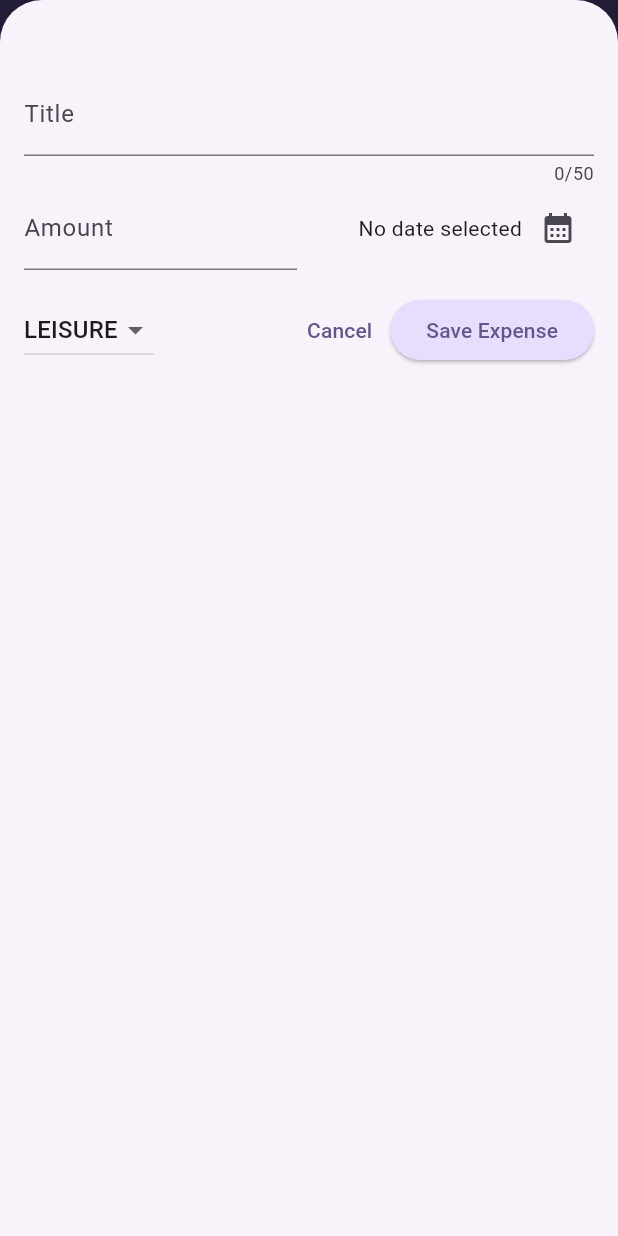
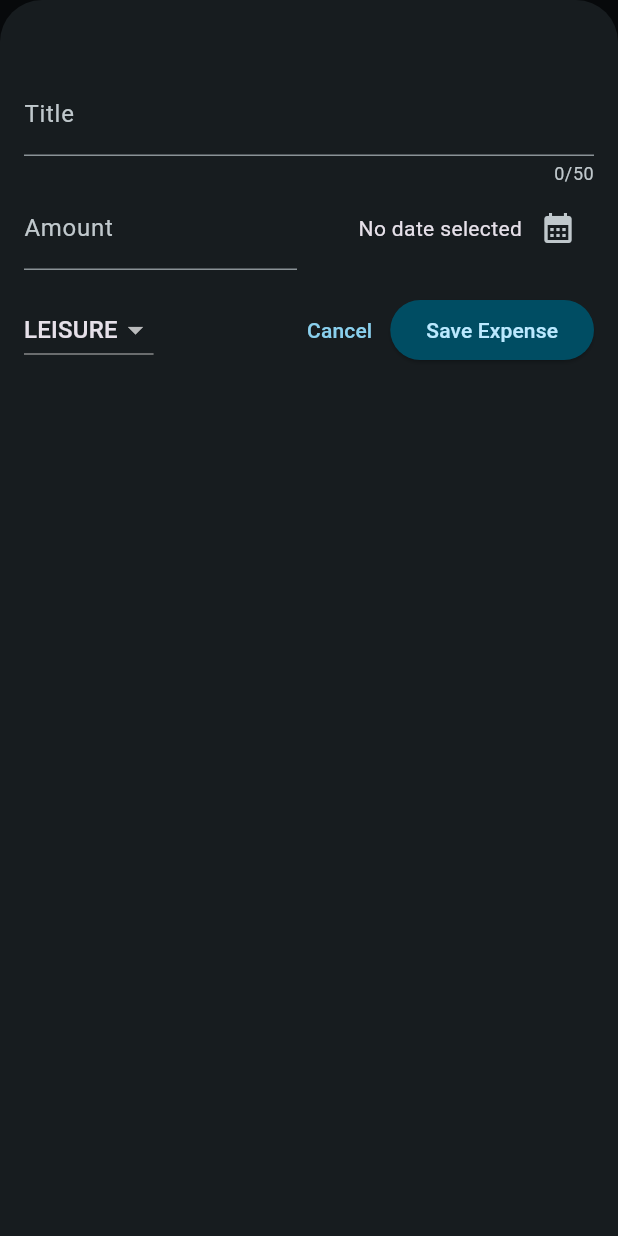
Before and after one commit to nathannewyen/flutter-expense.app, a Flutter app: the screen it shows after launch, after a tap on the "add" icon, on a phone screen of 412 x 824 dp. Run offline on Flutter 3.47's test engine with Material 3 defaults, Android fonts, the phone set to English and light mode, and no system bars.

Commit message:
added dark mode

```diff
--- a/lib/main.dart
+++ b/lib/main.dart
@@ -5,9 +5,30 @@ var kColorScheme = ColorScheme.fromSeed(
   seedColor: const Color.fromARGB(255, 96, 59, 181),
 );
 
+var kDarkColorScheme = ColorScheme.fromSeed(
+  brightness: Brightness.dark,
+  seedColor: const Color.fromARGB(255, 5, 99, 125),
+);
+
 void main() {
   runApp(
     MaterialApp(
+      darkTheme: ThemeData.dark().copyWith(
+        colorScheme: kDarkColorScheme,
+        cardTheme: const CardTheme().copyWith(
+          color: kDarkColorScheme.secondaryContainer,
+          margin: const EdgeInsets.symmetric(
+            vertical: 8,
+            horizontal: 16,
+          ),
+        ),
+        elevatedButtonTheme: ElevatedButtonThemeData(
+          style: ElevatedButton.styleFrom(
+            backgroundColor: kDarkColorScheme.primaryContainer,
+            foregroundColor: kDarkColorScheme.onPrimaryContainer,
+          ),
+        ),
+      ),
       theme: ThemeData().copyWith(
         colorScheme: kColorScheme,
         appBarTheme: const AppBarTheme().copyWith(
@@ -17,8 +38,8 @@ void main() {
         cardTheme: const CardTheme().copyWith(
           color: kColorScheme.secondaryContainer,
           margin: const EdgeInsets.symmetric(
-            vertical: 16,
-            horizontal: 8,
+            vertical: 8,
+            horizontal: 16,
           ),
         ),
         elevatedButtonTheme: ElevatedButtonThemeData(
@@ -28,12 +49,13 @@ void main() {
         ),
         textTheme: ThemeData().textTheme.copyWith(
           titleLarge: TextStyle(
-            fontSize: 14,
+            fontSize: 16,
             color: kColorScheme.onSecondaryContainer,
-            fontWeight: FontWeight.normal,
+            fontWeight: FontWeight.bold,
           ),
         ),
       ),
+      themeMode: ThemeMode.dark,
       home: const Expenses(),
     )
   );
--- a/lib/widgets/expenses_list/expenses_item.dart
+++ b/lib/widgets/expenses_list/expenses_item.dart
@@ -16,8 +16,12 @@ class ExpenseItem extends StatelessWidget {
           vertical: 16,
         ),
         child: Column(
+          crossAxisAlignment: CrossAxisAlignment.start,
           children: [
-            Text(expense.title),
+            Text(
+                expense.title,
+                style: Theme.of(context).textTheme.titleLarge
+            ),
             const SizedBox(height: 4),
             Row(
               children: [
--- a/lib/widgets/expenses_list/expenses_list.dart
+++ b/lib/widgets/expenses_list/expenses_list.dart
@@ -19,6 +19,12 @@ class ExpensesList extends StatelessWidget {
       itemCount: expenses.length,
       itemBuilder: (ctx, index) => Dismissible(
         key: ValueKey(expenses[index]),
+        background: Container(
+          color: Theme.of(context).colorScheme.error.withOpacity(0.75),
+          margin: EdgeInsets.symmetric(
+            horizontal: Theme.of(context).cardTheme.margin!.horizontal,
+          ),
+        ),
         onDismissed: (direction) {
           onRemoveExpense(expenses[index]);
         },
```
Also changed, not shown: lib/models/expense.dart (+27 -0 lines).
